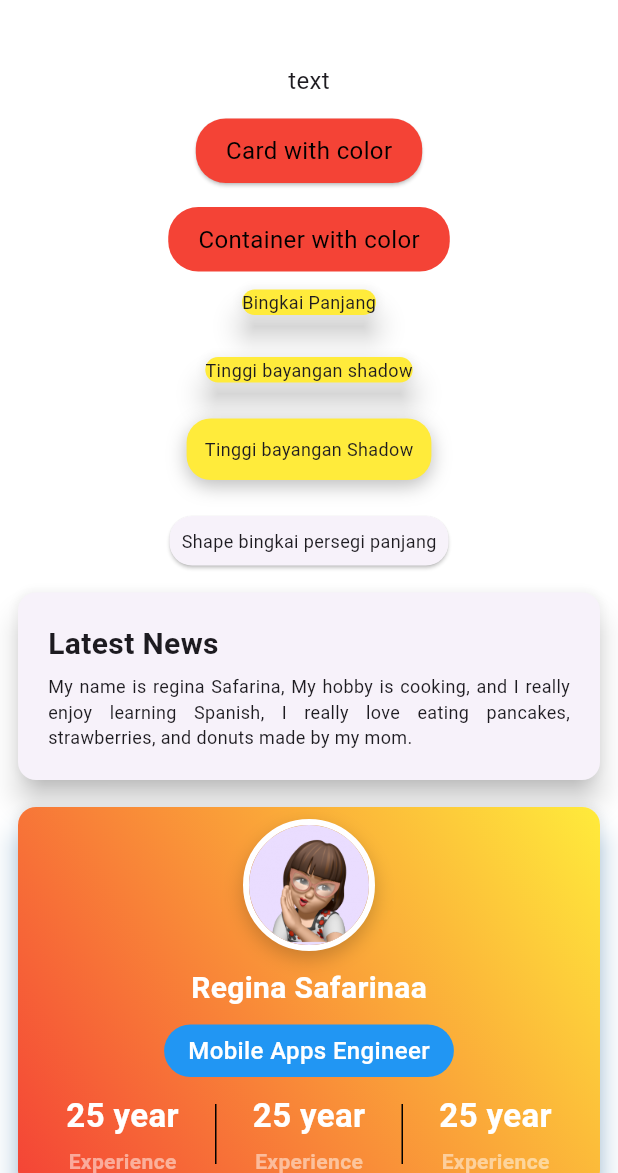
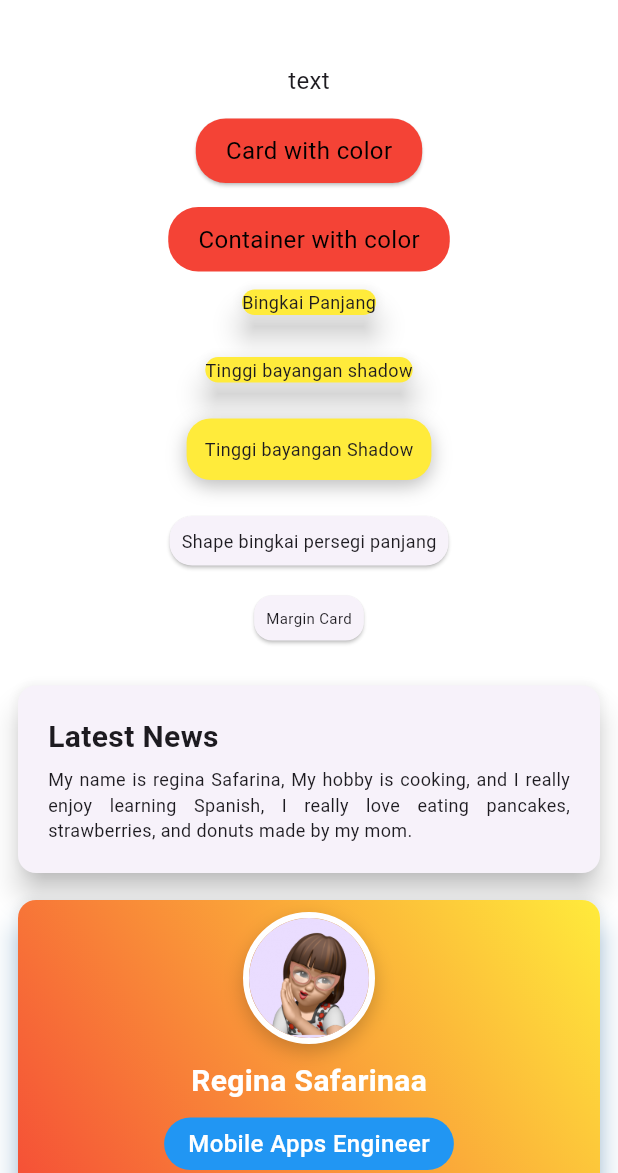
Before and after one commit to ginaa07/Tugas_week_8_latihan_card, a Flutter app: the screen it shows after launch, on a phone screen of 412 x 824 dp, the part 63-1236 px from its top. Run offline on Flutter 3.47's test engine with Material 3 defaults, Android fonts, the phone set to English and light mode, and no system bars.

Commit message:
buat card, child padding untuk margin card

```diff
--- a/lib/pages/latihan_card.dart
+++ b/lib/pages/latihan_card.dart
@@ -106,7 +106,14 @@ class LatihanCard extends StatelessWidget {
                   ),
                 ),
               ),
-
+              Card(
+                margin: EdgeInsets.all(16.0),
+                child: Padding(
+                  padding: const EdgeInsets.all(8.0),
+                  child: Text("Margin Card", style: TextStyle(fontSize: 10.0)
+                  ),
+                ),
+              ),
               SizedBox(height: 10),
               Card(
                 elevation: 8,
```
